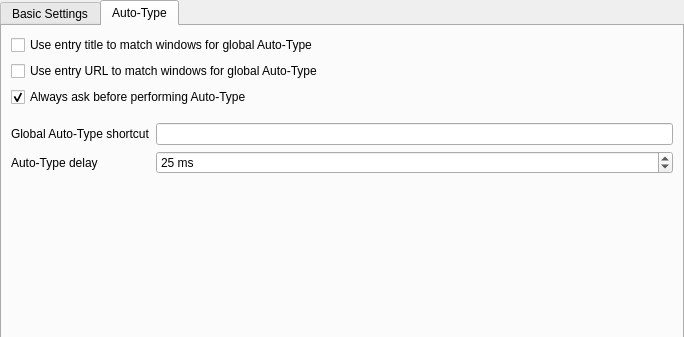
First picture: the form in src/gui/SettingsWidgetGeneral.ui, repository iluminat23/keepassxc-debian, before the edit; both pictures show x 0 to 684 and y 0 to 337 of the 684 by 732 pixel window.
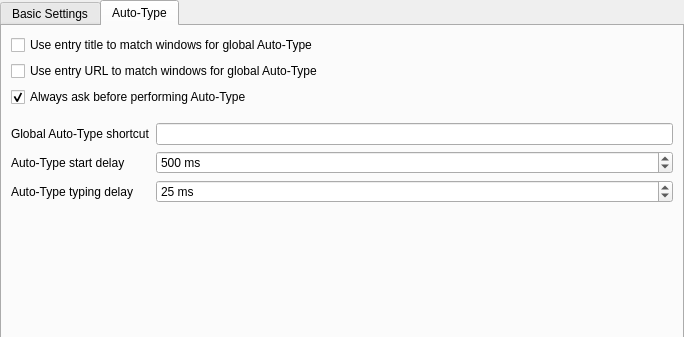
Second picture: the form after the edit. The open tabs and pages were chosen to show the change. Custom widgets are drawn as their Qt base class.

The edit to the form file:
```diff
--- a/src/gui/SettingsWidgetGeneral.ui
+++ b/src/gui/SettingsWidgetGeneral.ui
@@ -420,14 +420,14 @@
            </property>
           </widget>
          </item>
-         <item row="2" column="0">
-          <widget class="QLabel" name="autoTypeDelayLabel_2">
+         <item row="3" column="0">
+          <widget class="QLabel" name="autoTypeDelayLabel">
            <property name="text">
-            <string>Auto-Type delay</string>
+            <string>Auto-Type typing delay</string>
            </property>
           </widget>
          </item>
-         <item row="2" column="1">
+         <item row="3" column="1">
           <widget class="QSpinBox" name="autoTypeDelaySpinBox">
            <property name="sizePolicy">
             <sizepolicy hsizetype="Minimum" vsizetype="Fixed">
@@ -442,13 +442,48 @@
             <string/>
            </property>
            <property name="maximum">
-            <number>999</number>
+            <number>1000</number>
            </property>
            <property name="value">
             <number>25</number>
            </property>
           </widget>
          </item>
+         <item row="2" column="0">
+          <widget class="QLabel" name="autoTypeStartDelayLabel">
+           <property name="text">
+            <string>Auto-Type start delay</string>
+           </property>
+          </widget>
+         </item>
+         <item row="2" column="1">
+          <widget class="QSpinBox" name="autoTypeStartDelaySpinBox">
+           <property name="sizePolicy">
+            <sizepolicy hsizetype="Minimum" vsizetype="Fixed">
+             <horstretch>0</horstretch>
+             <verstretch>0</verstretch>
+            </sizepolicy>
+           </property>
+           <property name="suffix">
+            <string comment="Milliseconds"> ms</string>
+           </property>
+           <property name="prefix">
+            <string/>
+           </property>
+           <property name="minimum">
+            <number>100</number>
+           </property>
+           <property name="maximum">
+            <number>10000</number>
+           </property>
+           <property name="singleStep">
+            <number>100</number>
+           </property>
+           <property name="value">
+            <number>500</number>
+           </property>
+          </widget>
+         </item>
         </layout>
        </item>
        <item>
```
Left out of the diff: 4 changed lines with no effect on the pictures.
